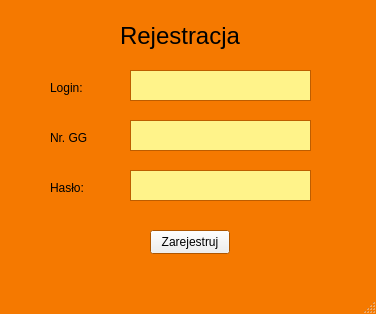
Above: clientGUI/signupwindow.ui from lukasz1303/Gadu-Gadu-SK2 before the change. Below: the same form after it.
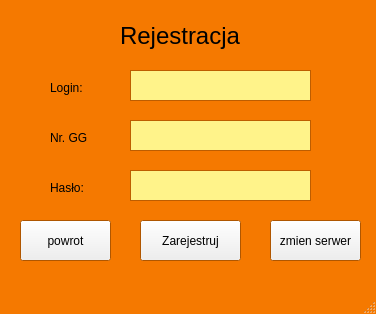
That is the form after the change.

```diff
--- a/clientGUI/signupwindow.ui
+++ b/clientGUI/signupwindow.ui
@@ -281,16 +281,42 @@
    <widget class="QPushButton" name="signUpButton">
     <property name="geometry">
      <rect>
-      <x>150</x>
-      <y>230</y>
-      <width>80</width>
-      <height>24</height>
+      <x>140</x>
+      <y>220</y>
+      <width>101</width>
+      <height>41</height>
      </rect>
     </property>
     <property name="text">
      <string>Zarejestruj</string>
     </property>
    </widget>
+   <widget class="QPushButton" name="return_2">
+    <property name="geometry">
+     <rect>
+      <x>20</x>
+      <y>220</y>
+      <width>91</width>
+      <height>41</height>
+     </rect>
+    </property>
+    <property name="text">
+     <string>powrot</string>
+    </property>
+   </widget>
+   <widget class="QPushButton" name="changeserwer">
+    <property name="geometry">
+     <rect>
+      <x>270</x>
+      <y>220</y>
+      <width>91</width>
+      <height>41</height>
+     </rect>
+    </property>
+    <property name="text">
+     <string>zmien serwer</string>
+    </property>
+   </widget>
   </widget>
   <widget class="QMenuBar" name="menubar">
    <property name="geometry">
```
Left out of the diff: 2 changed lines with no effect on the pictures.
